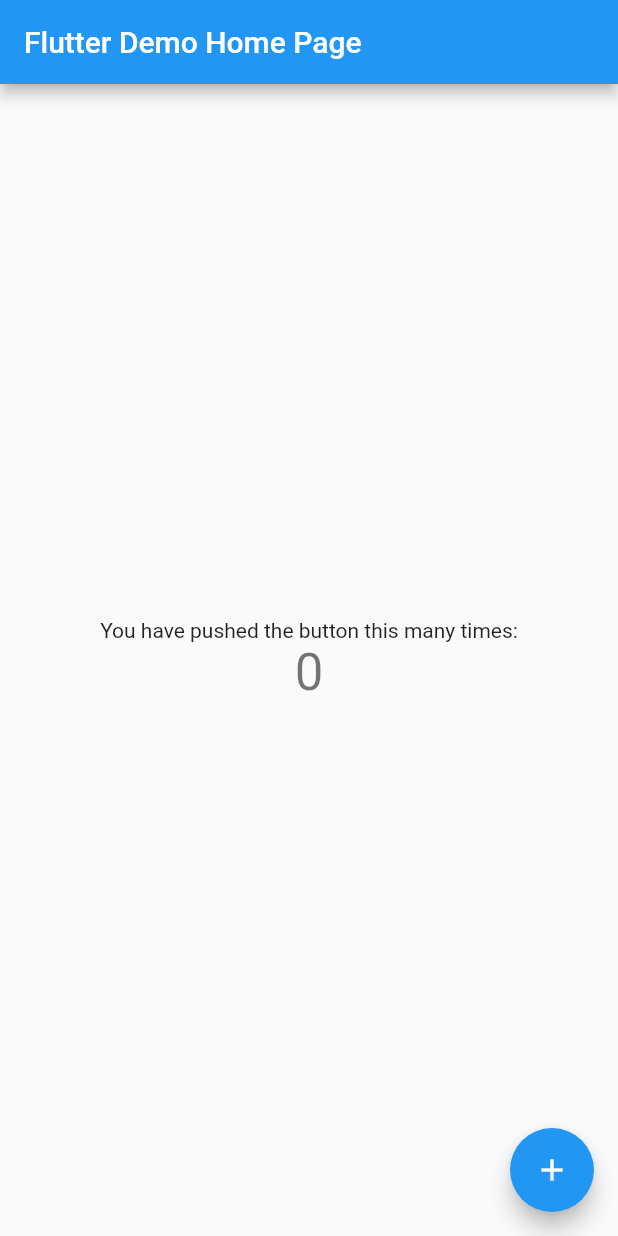
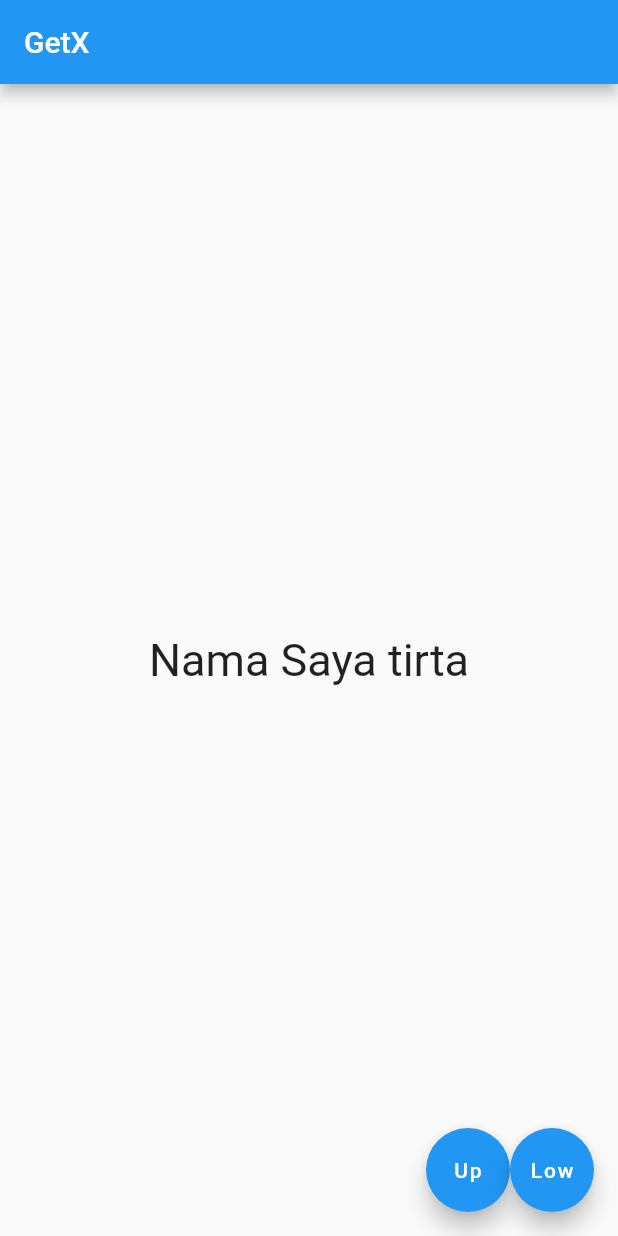
Before and after one commit to rizkitirta/Flutter_GetX, a Flutter app: the screen it shows after launch, on a phone screen of 412 x 824 dp. Run offline on Flutter 3.47's test engine with Material 2 defaults, Android fonts, the phone set to English and light mode, and no system bars; our stand-ins replace get.

```diff
--- /dev/null
+++ b/flutter_getx/lib/controllers/orang_controller.dart
@@ -0,0 +1,18 @@
+import 'package:flutter_getx/models/orang.dart';
+import 'package:get/get.dart';
+
+class OrangController extends GetxController {
+  var orang = Orang(nama: "tirta", umur: 19).obs;
+
+  void changeToUpper() {
+    orang.update((val) {
+      orang.value.nama = orang.value.nama.toString().toUpperCase();
+    });
+  }
+
+  void changeToLower() {
+    orang.update((val) {
+      orang.value.nama = orang.value.nama.toString().toLowerCase();
+    });
+  }
+}
--- a/flutter_getx/lib/main.dart
+++ b/flutter_getx/lib/main.dart
@@ -1,113 +1,57 @@
+import 'package:flutter/cupertino.dart';
 import 'package:flutter/material.dart';
+import 'package:flutter_getx/controllers/orang_controller.dart';
+import 'package:get/get.dart';
 
-void main() {
-  runApp(MyApp());
+void main(List<String> args) {
+  runApp(MainPage());
 }
 
-class MyApp extends StatelessWidget {
-  // This widget is the root of your application.
+class MainPage extends StatelessWidget {
+  final orangController = Get.put(OrangController());
+
   @override
   Widget build(BuildContext context) {
     return MaterialApp(
-      title: 'Flutter Demo',
-      theme: ThemeData(
-        // This is the theme of your application.
-        //
-        // Try running your application with "flutter run". You'll see the
-        // application has a blue toolbar. Then, without quitting the app, try
-        // changing the primarySwatch below to Colors.green and then invoke
-        // "hot reload" (press "r" in the console where you ran "flutter run",
-        // or simply save your changes to "hot reload" in a Flutter IDE).
-        // Notice that the counter didn't reset back to zero; the application
-        // is not restarted.
-        primarySwatch: Colors.blue,
-      ),
-      home: MyHomePage(title: 'Flutter Demo Home Page'),
+      home: HomePage(),
     );
   }
 }
 
-class MyHomePage extends StatefulWidget {
-  MyHomePage({Key? key, required this.title}) : super(key: key);
-
-  // This widget is the home page of your application. It is stateful, meaning
-  // that it has a State object (defined below) that contains fields that affect
-  // how it looks.
-
-  // This class is the configuration for the state. It holds the values (in this
-  // case the title) provided by the parent (in this case the App widget) and
-  // used by the build method of the State. Fields in a Widget subclass are
-  // always marked "final".
-
-  final String title;
-
-  @override
-  _MyHomePageState createState() => _MyHomePageState();
-}
-
-class _MyHomePageState extends State<MyHomePage> {
-  int _counter = 0;
-
-  void _incrementCounter() {
-    setState(() {
-      // This call to setState tells the Flutter framework that something has
-      // changed in this State, which causes it to rerun the build method below
-      // so that the display can reflect the updated values. If we changed
-      // _counter without calling setState(), then the build method would not be
-      // called again, and so nothing would appear to happen.
-      _counter++;
-    });
-  }
+class HomePage extends StatelessWidget {
+  // final orangController = Get.find<OrangController>();
 
   @override
   Widget build(BuildContext context) {
-    // This method is rerun every time setState is called, for instance as done
-    // by the _incrementCounter method above.
-    //
-    // The Flutter framework has been optimized to make rerunning build methods
-    // fast, so that you can just rebuild anything that needs updating rather
-    // than having to individually change instances of widgets.
     return Scaffold(
       appBar: AppBar(
-        // Here we take the value from the MyHomePage object that was created by
-        // the App.build method, and use it to set our appbar title.
-        title: Text(widget.title),
+        title: Text("GetX"),
       ),
       body: Center(
-        // Center is a layout widget. It takes a single child and positions it
-        // in the middle of the parent.
-        child: Column(
-          // Column is also a layout widget. It takes a list of children and
-          // arranges them vertically. By default, it sizes itself to fit its
-          // children horizontally, and tries to be as tall as its parent.
-          //
-          // Invoke "debug painting" (press "p" in the console, choose the
-          // "Toggle Debug Paint" action from the Flutter Inspector in Android
-          // Studio, or the "Toggle Debug Paint" command in Visual Studio Code)
-          // to see the wireframe for each widget.
-          //
-          // Column has various properties to control how it sizes itself and
-          // how it positions its children. Here we use mainAxisAlignment to
-          // center the children vertically; the main axis here is the vertical
-          // axis because Columns are vertical (the cross axis would be
-          // horizontal).
-          mainAxisAlignment: MainAxisAlignment.center,
-          children: <Widget>[
-            Text(
-              'You have pushed the button this many times:',
-            ),
-            Text(
-              '$_counter',
-              style: Theme.of(context).textTheme.headline4,
-            ),
-          ],
+          child: GetX<OrangController>(
+        init: OrangController(),
+        builder: (controller) => Text(
+          "Nama Saya ${controller.orang.value.nama}",
+          style: TextStyle(fontSize: 30),
         ),
+      )),
+      floatingActionButton: Row(
+        mainAxisAlignment: MainAxisAlignment.end,
+        children: [
+          FloatingActionButton(
+            child: Text("Up"),
+            onPressed: () {
+              Get.find<OrangController>().changeToUpper();
+            },
+          ),
+          FloatingActionButton(
+            child: Text("Low"),
+            onPressed: () {
+              Get.find<OrangController>().changeToLower();
+            },
+          ),
+        ],
       ),
-      floatingActionButton: FloatingActionButton(
-        onPressed: _incrementCounter,
-        tooltip: 'Increment',
-        child: Icon(Icons.add),
-      ), // This trailing comma makes auto-formatting nicer for build methods.
     );
   }
 }
--- /dev/null
+++ b/flutter_getx/lib/models/orang.dart
@@ -0,0 +1,6 @@
+class Orang {
+  var nama;
+  var umur;
+
+  Orang({this.nama, this.umur});
+}
--- a/flutter_getx/pubspec.yaml
+++ b/flutter_getx/pubspec.yaml
@@ -28,6 +28,7 @@ dependencies:
   # The following adds the Cupertino Icons font to your application.
   # Use with the CupertinoIcons class for iOS style icons.
   cupertino_icons: ^1.0.2
+  get: ^4.1.4
 
 dev_dependencies:
   flutter_test:
```
Also changed, not shown: flutter_getx/pubspec.lock, 1 other file.
